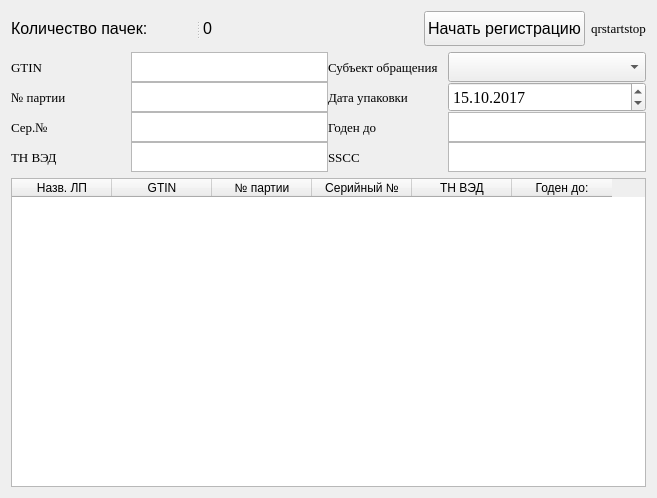
Qt form Widgets/UnitUnpackWidget912/unitunpackwidget912.ui (andreyshmelev/drug_marking) before a commit.
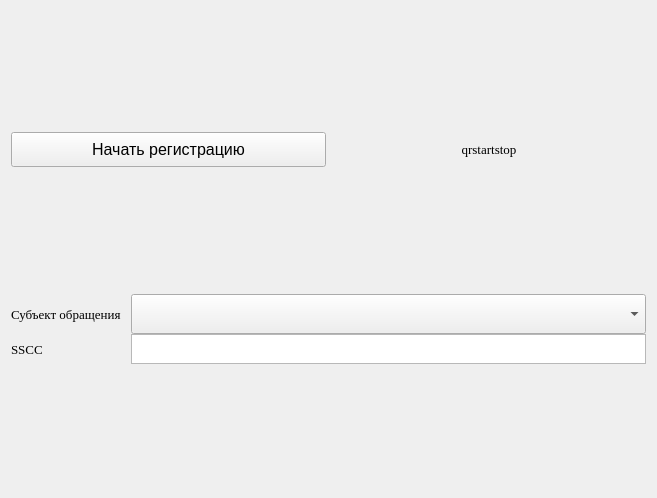
The same form after that commit.

Commit message: добавил emit SendPackSignal(ScannedPack) при сканировании SSCC а так же XML виджет со строкой пути файла

```diff
--- a/Widgets/UnitUnpackWidget912/unitunpackwidget912.ui
+++ b/Widgets/UnitUnpackWidget912/unitunpackwidget912.ui
@@ -13,613 +13,8 @@
   <property name="windowTitle">
    <string>UnitUnpackWidget912</string>
   </property>
-  <layout class="QGridLayout" name="gridLayout_4">
-   <item row="2" column="0" colspan="2">
-    <widget class="QTableWidget" name="MedicamentsTable">
-     <property name="columnCount">
-      <number>6</number>
-     </property>
-     <attribute name="horizontalHeaderStretchLastSection">
-      <bool>false</bool>
-     </attribute>
-     <attribute name="verticalHeaderVisible">
-      <bool>false</bool>
-     </attribute>
-     <column>
-      <property name="text">
-       <string>Назв. ЛП</string>
-      </property>
-     </column>
-     <column>
-      <property name="text">
-       <string>GTIN</string>
-      </property>
-     </column>
-     <column>
-      <property name="text">
-       <string>№ партии</string>
-      </property>
-     </column>
-     <column>
-      <property name="text">
-       <string>Серийный №</string>
-      </property>
-     </column>
-     <column>
-      <property name="text">
-       <string>ТН ВЭД</string>
-      </property>
-     </column>
-     <column>
-      <property name="text">
-       <string>Годен до:</string>
-      </property>
-     </column>
-    </widget>
-   </item>
-   <item row="1" column="0" colspan="2">
-    <layout class="QGridLayout" name="gridLayout">
-     <property name="spacing">
-      <number>0</number>
-     </property>
-     <item row="3" column="3" colspan="2">
-      <widget class="QTextEdit" name="SSCCValue">
-       <property name="sizePolicy">
-        <sizepolicy hsizetype="Expanding" vsizetype="Minimum">
-         <horstretch>0</horstretch>
-         <verstretch>0</verstretch>
-        </sizepolicy>
-       </property>
-       <property name="minimumSize">
-        <size>
-         <width>0</width>
-         <height>30</height>
-        </size>
-       </property>
-       <property name="maximumSize">
-        <size>
-         <width>2000</width>
-         <height>30</height>
-        </size>
-       </property>
-       <property name="font">
-        <font>
-         <pointsize>8</pointsize>
-        </font>
-       </property>
-       <property name="readOnly">
-        <bool>true</bool>
-       </property>
-       <property name="html">
-        <string>&lt;!DOCTYPE HTML PUBLIC &quot;-//W3C//DTD HTML 4.0//EN&quot; &quot;http://www.w3.org/TR/REC-html40/strict.dtd&quot;&gt;
-&lt;html&gt;&lt;head&gt;&lt;meta name=&quot;qrichtext&quot; content=&quot;1&quot; /&gt;&lt;style type=&quot;text/css&quot;&gt;
-p, li { white-space: pre-wrap; }
-&lt;/style&gt;&lt;/head&gt;&lt;body style=&quot; font-family:'MS Shell Dlg 2'; font-size:8pt; font-weight:400; font-style:normal;&quot;&gt;
-&lt;p style=&quot;-qt-paragraph-type:empty; margin-top:0px; margin-bottom:0px; margin-left:0px; margin-right:0px; -qt-block-indent:0; text-indent:0px; font-size:10pt;&quot;&gt;&lt;br /&gt;&lt;/p&gt;&lt;/body&gt;&lt;/html&gt;</string>
-       </property>
-      </widget>
-     </item>
-     <item row="3" column="2">
-      <widget class="QLabel" name="SSCCLabel">
-       <property name="sizePolicy">
-        <sizepolicy hsizetype="Minimum" vsizetype="Minimum">
-         <horstretch>0</horstretch>
-         <verstretch>0</verstretch>
-        </sizepolicy>
-       </property>
-       <property name="minimumSize">
-        <size>
-         <width>120</width>
-         <height>30</height>
-        </size>
-       </property>
-       <property name="maximumSize">
-        <size>
-         <width>60</width>
-         <height>30</height>
-        </size>
-       </property>
-       <property name="font">
-        <font>
-         <family>Times New Roman</family>
-         <pointsize>10</pointsize>
-        </font>
-       </property>
-       <property name="text">
-        <string>SSCC</string>
-       </property>
-       <property name="alignment">
-        <set>Qt::AlignLeading|Qt::AlignLeft|Qt::AlignVCenter</set>
-       </property>
-      </widget>
-     </item>
-     <item row="0" column="2" colspan="2">
-      <widget class="QLabel" name="otpravit">
-       <property name="sizePolicy">
-        <sizepolicy hsizetype="Maximum" vsizetype="Minimum">
-         <horstretch>0</horstretch>
-         <verstretch>0</verstretch>
-        </sizepolicy>
-       </property>
-       <property name="minimumSize">
-        <size>
-         <width>120</width>
-         <height>0</height>
-        </size>
-       </property>
-       <property name="font">
-        <font>
-         <family>Times New Roman</family>
-         <pointsize>10</pointsize>
-        </font>
-       </property>
-       <property name="text">
-        <string>Субъект обращения</string>
-       </property>
-       <property name="alignment">
-        <set>Qt::AlignLeading|Qt::AlignLeft|Qt::AlignVCenter</set>
-       </property>
-      </widget>
-     </item>
-     <item row="0" column="4">
-      <widget class="QComboBox" name="senderID">
-       <property name="sizePolicy">
-        <sizepolicy hsizetype="Expanding" vsizetype="Minimum">
-         <horstretch>0</horstretch>
-         <verstretch>0</verstretch>
-        </sizepolicy>
-       </property>
-       <property name="minimumSize">
-        <size>
-         <width>0</width>
-         <height>30</height>
-        </size>
-       </property>
-       <property name="font">
-        <font>
-         <pointsize>12</pointsize>
-        </font>
-       </property>
-      </widget>
-     </item>
-     <item row="2" column="1">
-      <widget class="QTextEdit" name="serialNumberAgregationValue">
-       <property name="sizePolicy">
-        <sizepolicy hsizetype="Expanding" vsizetype="Minimum">
-         <horstretch>0</horstretch>
-         <verstretch>0</verstretch>
-        </sizepolicy>
-       </property>
-       <property name="minimumSize">
-        <size>
-         <width>130</width>
-         <height>30</height>
-        </size>
-       </property>
-       <property name="maximumSize">
-        <size>
-         <width>2000</width>
-         <height>30</height>
-        </size>
-       </property>
-       <property name="font">
-        <font>
-         <pointsize>8</pointsize>
-        </font>
-       </property>
-       <property name="readOnly">
-        <bool>true</bool>
-       </property>
-       <property name="html">
-        <string>&lt;!DOCTYPE HTML PUBLIC &quot;-//W3C//DTD HTML 4.0//EN&quot; &quot;http://www.w3.org/TR/REC-html40/strict.dtd&quot;&gt;
-&lt;html&gt;&lt;head&gt;&lt;meta name=&quot;qrichtext&quot; content=&quot;1&quot; /&gt;&lt;style type=&quot;text/css&quot;&gt;
-p, li { white-space: pre-wrap; }
-&lt;/style&gt;&lt;/head&gt;&lt;body style=&quot; font-family:'MS Shell Dlg 2'; font-size:8pt; font-weight:400; font-style:normal;&quot;&gt;
-&lt;p style=&quot;-qt-paragraph-type:empty; margin-top:0px; margin-bottom:0px; margin-left:0px; margin-right:0px; -qt-block-indent:0; text-indent:0px; font-size:10pt;&quot;&gt;&lt;br /&gt;&lt;/p&gt;&lt;/body&gt;&lt;/html&gt;</string>
-       </property>
-      </widget>
-     </item>
-     <item row="1" column="4">
-      <widget class="QDateTimeEdit" name="operationDate">
-       <property name="sizePolicy">
-        <sizepolicy hsizetype="Expanding" vsizetype="Minimum">
-         <horstretch>0</horstretch>
-         <verstretch>0</verstretch>
-        </sizepolicy>
-       </property>
-       <property name="minimumSize">
-        <size>
-         <width>0</width>
-         <height>30</height>
-        </size>
-       </property>
-       <property name="maximumSize">
-        <size>
-         <width>2000</width>
-         <height>30</height>
-        </size>
-       </property>
-       <property name="font">
-        <font>
-         <family>Times New Roman</family>
-         <pointsize>12</pointsize>
-        </font>
-       </property>
-       <property name="date">
-        <date>
-         <year>2017</year>
-         <month>10</month>
-         <day>15</day>
-        </date>
-       </property>
-       <property name="maximumDate">
-        <date>
-         <year>2099</year>
-         <month>1</month>
-         <day>1</day>
-        </date>
-       </property>
-       <property name="minimumDate">
-        <date>
-         <year>2010</year>
-         <month>1</month>
-         <day>1</day>
-        </date>
-       </property>
-       <property name="displayFormat">
-        <string>dd.MM.yyyy</string>
-       </property>
-      </widget>
-     </item>
-     <item row="3" column="0">
-      <widget class="QLabel" name="TNVEDabelAgregation">
-       <property name="sizePolicy">
-        <sizepolicy hsizetype="Minimum" vsizetype="Minimum">
-         <horstretch>0</horstretch>
-         <verstretch>0</verstretch>
-        </sizepolicy>
-       </property>
-       <property name="minimumSize">
-        <size>
-         <width>120</width>
-         <height>30</height>
-        </size>
-       </property>
-       <property name="maximumSize">
-        <size>
-         <width>50</width>
-         <height>30</height>
-        </size>
-       </property>
-       <property name="font">
-        <font>
-         <family>Times New Roman</family>
-         <pointsize>10</pointsize>
-        </font>
-       </property>
-       <property name="text">
-        <string>ТН ВЭД</string>
-       </property>
-       <property name="alignment">
-        <set>Qt::AlignLeading|Qt::AlignLeft|Qt::AlignVCenter</set>
-       </property>
-      </widget>
-     </item>
-     <item row="2" column="2">
-      <widget class="QLabel" name="productlifeimeLabelAgregation">
-       <property name="sizePolicy">
-        <sizepolicy hsizetype="Minimum" vsizetype="Minimum">
-         <horstretch>0</horstretch>
-         <verstretch>0</verstretch>
-        </sizepolicy>
-       </property>
-       <property name="minimumSize">
-        <size>
-         <width>120</width>
-         <height>30</height>
-        </size>
-       </property>
-       <property name="maximumSize">
-        <size>
-         <width>60</width>
-         <height>30</height>
-        </size>
-       </property>
-       <property name="font">
-        <font>
-         <family>Times New Roman</family>
-         <pointsize>10</pointsize>
-        </font>
-       </property>
-       <property name="text">
-        <string>Годен до</string>
-       </property>
-       <property name="alignment">
-        <set>Qt::AlignLeading|Qt::AlignLeft|Qt::AlignVCenter</set>
-       </property>
-      </widget>
-     </item>
-     <item row="3" column="1">
-      <widget class="QTextEdit" name="TNVEDValueAgregation">
-       <property name="sizePolicy">
-        <sizepolicy hsizetype="Expanding" vsizetype="Minimum">
-         <horstretch>0</horstretch>
-         <verstretch>0</verstretch>
-        </sizepolicy>
-       </property>
-       <property name="minimumSize">
-        <size>
-         <width>130</width>
-         <height>30</height>
-        </size>
-       </property>
-       <property name="maximumSize">
-        <size>
-         <width>2000</width>
-         <height>30</height>
-        </size>
-       </property>
-       <property name="font">
-        <font>
-         <pointsize>8</pointsize>
-        </font>
-       </property>
-       <property name="readOnly">
-        <bool>true</bool>
-       </property>
-       <property name="html">
-        <string>&lt;!DOCTYPE HTML PUBLIC &quot;-//W3C//DTD HTML 4.0//EN&quot; &quot;http://www.w3.org/TR/REC-html40/strict.dtd&quot;&gt;
-&lt;html&gt;&lt;head&gt;&lt;meta name=&quot;qrichtext&quot; content=&quot;1&quot; /&gt;&lt;style type=&quot;text/css&quot;&gt;
-p, li { white-space: pre-wrap; }
-&lt;/style&gt;&lt;/head&gt;&lt;body style=&quot; font-family:'MS Shell Dlg 2'; font-size:8pt; font-weight:400; font-style:normal;&quot;&gt;
-&lt;p style=&quot;-qt-paragraph-type:empty; margin-top:0px; margin-bottom:0px; margin-left:0px; margin-right:0px; -qt-block-indent:0; text-indent:0px; font-size:10pt;&quot;&gt;&lt;br /&gt;&lt;/p&gt;&lt;/body&gt;&lt;/html&gt;</string>
-       </property>
-      </widget>
-     </item>
-     <item row="0" column="0">
-      <widget class="QLabel" name="GTINLabelAgregation">
-       <property name="sizePolicy">
-        <sizepolicy hsizetype="Minimum" vsizetype="Minimum">
-         <horstretch>0</horstretch>
-         <verstretch>0</verstretch>
-        </sizepolicy>
-       </property>
-       <property name="minimumSize">
-        <size>
-         <width>120</width>
-         <height>30</height>
-        </size>
-       </property>
-       <property name="maximumSize">
-        <size>
-         <width>50</width>
-         <height>30</height>
-        </size>
-       </property>
-       <property name="font">
-        <font>
-         <family>Times New Roman</family>
-         <pointsize>10</pointsize>
-        </font>
-       </property>
-       <property name="text">
-        <string>GTIN</string>
-       </property>
-       <property name="alignment">
-        <set>Qt::AlignLeading|Qt::AlignLeft|Qt::AlignVCenter</set>
-       </property>
-      </widget>
-     </item>
-     <item row="2" column="3" colspan="2">
-      <widget class="QTextEdit" name="expirationdateAgregation">
-       <property name="sizePolicy">
-        <sizepolicy hsizetype="Expanding" vsizetype="Minimum">
-         <horstretch>0</horstretch>
-         <verstretch>0</verstretch>
-        </sizepolicy>
-       </property>
-       <property name="minimumSize">
-        <size>
-         <width>0</width>
-         <height>30</height>
-        </size>
-       </property>
-       <property name="maximumSize">
-        <size>
-         <width>2000</width>
-         <height>30</height>
-        </size>
-       </property>
-       <property name="font">
-        <font>
-         <pointsize>8</pointsize>
-        </font>
-       </property>
-       <property name="readOnly">
-        <bool>true</bool>
-       </property>
-       <property name="html">
-        <string>&lt;!DOCTYPE HTML PUBLIC &quot;-//W3C//DTD HTML 4.0//EN&quot; &quot;http://www.w3.org/TR/REC-html40/strict.dtd&quot;&gt;
-&lt;html&gt;&lt;head&gt;&lt;meta name=&quot;qrichtext&quot; content=&quot;1&quot; /&gt;&lt;style type=&quot;text/css&quot;&gt;
-p, li { white-space: pre-wrap; }
-&lt;/style&gt;&lt;/head&gt;&lt;body style=&quot; font-family:'MS Shell Dlg 2'; font-size:8pt; font-weight:400; font-style:normal;&quot;&gt;
-&lt;p style=&quot;-qt-paragraph-type:empty; margin-top:0px; margin-bottom:0px; margin-left:0px; margin-right:0px; -qt-block-indent:0; text-indent:0px; font-size:10pt;&quot;&gt;&lt;br /&gt;&lt;/p&gt;&lt;/body&gt;&lt;/html&gt;</string>
-       </property>
-      </widget>
-     </item>
-     <item row="1" column="2" colspan="2">
-      <widget class="QLabel" name="dataotgruzki">
-       <property name="sizePolicy">
-        <sizepolicy hsizetype="Maximum" vsizetype="Minimum">
-         <horstretch>0</horstretch>
-         <verstretch>0</verstretch>
-        </sizepolicy>
-       </property>
-       <property name="minimumSize">
-        <size>
-         <width>120</width>
-         <height>0</height>
-        </size>
-       </property>
-       <property name="font">
-        <font>
-         <family>Times New Roman</family>
-         <pointsize>10</pointsize>
-        </font>
-       </property>
-       <property name="text">
-        <string>Дата упаковки</string>
-       </property>
-       <property name="alignment">
-        <set>Qt::AlignLeading|Qt::AlignLeft|Qt::AlignVCenter</set>
-       </property>
-      </widget>
-     </item>
-     <item row="1" column="1">
-      <widget class="QTextEdit" name="batchnumberTextAgregation">
-       <property name="sizePolicy">
-        <sizepolicy hsizetype="Expanding" vsizetype="Minimum">
-         <horstretch>0</horstretch>
-         <verstretch>0</verstretch>
-        </sizepolicy>
-       </property>
-       <property name="minimumSize">
-        <size>
-         <width>130</width>
-         <height>30</height>
-        </size>
-       </property>
-       <property name="maximumSize">
-        <size>
-         <width>2000</width>
-         <height>30</height>
-        </size>
-       </property>
-       <property name="font">
-        <font>
-         <pointsize>8</pointsize>
-        </font>
-       </property>
-       <property name="readOnly">
-        <bool>true</bool>
-       </property>
-       <property name="html">
-        <string>&lt;!DOCTYPE HTML PUBLIC &quot;-//W3C//DTD HTML 4.0//EN&quot; &quot;http://www.w3.org/TR/REC-html40/strict.dtd&quot;&gt;
-&lt;html&gt;&lt;head&gt;&lt;meta name=&quot;qrichtext&quot; content=&quot;1&quot; /&gt;&lt;style type=&quot;text/css&quot;&gt;
-p, li { white-space: pre-wrap; }
-&lt;/style&gt;&lt;/head&gt;&lt;body style=&quot; font-family:'MS Shell Dlg 2'; font-size:8pt; font-weight:400; font-style:normal;&quot;&gt;
-&lt;p style=&quot;-qt-paragraph-type:empty; margin-top:0px; margin-bottom:0px; margin-left:0px; margin-right:0px; -qt-block-indent:0; text-indent:0px; font-size:10pt;&quot;&gt;&lt;br /&gt;&lt;/p&gt;&lt;/body&gt;&lt;/html&gt;</string>
-       </property>
-      </widget>
-     </item>
-     <item row="0" column="1">
-      <widget class="QTextEdit" name="GTINTextAgregation">
-       <property name="sizePolicy">
-        <sizepolicy hsizetype="Expanding" vsizetype="Minimum">
-         <horstretch>0</horstretch>
-         <verstretch>0</verstretch>
-        </sizepolicy>
-       </property>
-       <property name="minimumSize">
-        <size>
-         <width>130</width>
-         <height>30</height>
-        </size>
-       </property>
-       <property name="maximumSize">
-        <size>
-         <width>2000</width>
-         <height>30</height>
-        </size>
-       </property>
-       <property name="font">
-        <font>
-         <pointsize>8</pointsize>
-        </font>
-       </property>
-       <property name="readOnly">
-        <bool>true</bool>
-       </property>
-       <property name="html">
-        <string>&lt;!DOCTYPE HTML PUBLIC &quot;-//W3C//DTD HTML 4.0//EN&quot; &quot;http://www.w3.org/TR/REC-html40/strict.dtd&quot;&gt;
-&lt;html&gt;&lt;head&gt;&lt;meta name=&quot;qrichtext&quot; content=&quot;1&quot; /&gt;&lt;style type=&quot;text/css&quot;&gt;
-p, li { white-space: pre-wrap; }
-&lt;/style&gt;&lt;/head&gt;&lt;body style=&quot; font-family:'MS Shell Dlg 2'; font-size:8pt; font-weight:400; font-style:normal;&quot;&gt;
-&lt;p style=&quot;-qt-paragraph-type:empty; margin-top:0px; margin-bottom:0px; margin-left:0px; margin-right:0px; -qt-block-indent:0; text-indent:0px; font-size:10pt;&quot;&gt;&lt;br /&gt;&lt;/p&gt;&lt;/body&gt;&lt;/html&gt;</string>
-       </property>
-      </widget>
-     </item>
-     <item row="2" column="0">
-      <widget class="QLabel" name="serialNumberAgregationLabel">
-       <property name="sizePolicy">
-        <sizepolicy hsizetype="Minimum" vsizetype="Minimum">
-         <horstretch>0</horstretch>
-         <verstretch>0</verstretch>
-        </sizepolicy>
-       </property>
-       <property name="minimumSize">
-        <size>
-         <width>120</width>
-         <height>30</height>
-        </size>
-       </property>
-       <property name="maximumSize">
-        <size>
-         <width>50</width>
-         <height>30</height>
-        </size>
-       </property>
-       <property name="font">
-        <font>
-         <family>Times New Roman</family>
-         <pointsize>10</pointsize>
-        </font>
-       </property>
-       <property name="text">
-        <string>Сер.№</string>
-       </property>
-       <property name="alignment">
-        <set>Qt::AlignLeading|Qt::AlignLeft|Qt::AlignVCenter</set>
-       </property>
-      </widget>
-     </item>
-     <item row="1" column="0">
-      <widget class="QLabel" name="batchnumberAgregation">
-       <property name="sizePolicy">
-        <sizepolicy hsizetype="Minimum" vsizetype="Minimum">
-         <horstretch>0</horstretch>
-         <verstretch>0</verstretch>
-        </sizepolicy>
-       </property>
-       <property name="minimumSize">
-        <size>
-         <width>120</width>
-         <height>30</height>
-        </size>
-       </property>
-       <property name="maximumSize">
-        <size>
-         <width>50</width>
-         <height>30</height>
-        </size>
-       </property>
-       <property name="font">
-        <font>
-         <family>Times New Roman</family>
-         <pointsize>10</pointsize>
-        </font>
-       </property>
-       <property name="text">
-        <string>№ партии</string>
-       </property>
-       <property name="alignment">
-        <set>Qt::AlignLeading|Qt::AlignLeft|Qt::AlignVCenter</set>
-       </property>
-      </widget>
-     </item>
-    </layout>
-   </item>
-   <item row="0" column="1">
+  <layout class="QGridLayout" name="gridLayout_3">
+   <item row="0" column="0">
     <layout class="QGridLayout" name="gridLayout_2">
      <item row="0" column="0">
       <widget class="QPushButton" name="RegistrationStartButton">
@@ -657,64 +52,134 @@
      </item>
     </layout>
    </item>
-   <item row="0" column="0">
-    <layout class="QGridLayout" name="gridLayout_3">
-     <item row="0" column="0">
-      <widget class="QSplitter" name="splitter">
+   <item row="1" column="0">
+    <layout class="QGridLayout" name="gridLayout">
+     <property name="spacing">
+      <number>0</number>
+     </property>
+     <item row="1" column="0">
+      <widget class="QLabel" name="SSCCLabel">
+       <property name="sizePolicy">
+        <sizepolicy hsizetype="Minimum" vsizetype="Minimum">
+         <horstretch>0</horstretch>
+         <verstretch>0</verstretch>
+        </sizepolicy>
+       </property>
+       <property name="minimumSize">
+        <size>
+         <width>120</width>
+         <height>30</height>
+        </size>
+       </property>
+       <property name="maximumSize">
+        <size>
+         <width>60</width>
+         <height>30</height>
+        </size>
+       </property>
        <property name="font">
         <font>
-         <pointsize>12</pointsize>
+         <family>Times New Roman</family>
+         <pointsize>10</pointsize>
         </font>
        </property>
-       <property name="orientation">
-        <enum>Qt::Horizontal</enum>
+       <property name="text">
+        <string>SSCC</string>
        </property>
-       <widget class="QLabel" name="countMedicamentLabel">
-        <property name="sizePolicy">
-         <sizepolicy hsizetype="Maximum" vsizetype="Preferred">
-          <horstretch>0</horstretch>
-          <verstretch>0</verstretch>
-         </sizepolicy>
-        </property>
-        <property name="font">
-         <font>
-          <pointsize>12</pointsize>
-         </font>
-        </property>
-        <property name="text">
-         <string>Количество пачек:</string>
-        </property>
-       </widget>
-       <widget class="QLabel" name="countMedicamentValue">
-        <property name="font">
-         <font>
-          <pointsize>12</pointsize>
-         </font>
-        </property>
-        <property name="text">
-         <string>0</string>
-        </property>
-        <property name="alignment">
-         <set>Qt::AlignRight|Qt::AlignTrailing|Qt::AlignVCenter</set>
-        </property>
-       </widget>
+       <property name="alignment">
+        <set>Qt::AlignLeading|Qt::AlignLeft|Qt::AlignVCenter</set>
+       </property>
       </widget>
      </item>
-     <item row="0" column="1">
-      <widget class="QLabel" name="errorLabel">
+     <item row="1" column="1" colspan="2">
+      <widget class="QTextEdit" name="SSCCValue">
        <property name="sizePolicy">
-        <sizepolicy hsizetype="Expanding" vsizetype="Preferred">
+        <sizepolicy hsizetype="Expanding" vsizetype="Minimum">
          <horstretch>0</horstretch>
          <verstretch>0</verstretch>
         </sizepolicy>
        </property>
+       <property name="minimumSize">
+        <size>
+         <width>0</width>
+         <height>30</height>
+        </size>
+       </property>
+       <property name="maximumSize">
+        <size>
+         <width>2000</width>
+         <height>30</height>
+        </size>
+       </property>
        <property name="font">
         <font>
+         <pointsize>8</pointsize>
+        </font>
+       </property>
+       <property name="readOnly">
+        <bool>true</bool>
+       </property>
+       <property name="html">
+        <string>&lt;!DOCTYPE HTML PUBLIC &quot;-//W3C//DTD HTML 4.0//EN&quot; &quot;http://www.w3.org/TR/REC-html40/strict.dtd&quot;&gt;
+&lt;html&gt;&lt;head&gt;&lt;meta name=&quot;qrichtext&quot; content=&quot;1&quot; /&gt;&lt;style type=&quot;text/css&quot;&gt;
+p, li { white-space: pre-wrap; }
+&lt;/style&gt;&lt;/head&gt;&lt;body style=&quot; font-family:'MS Shell Dlg 2'; font-size:8pt; font-weight:400; font-style:normal;&quot;&gt;
+&lt;p style=&quot;-qt-paragraph-type:empty; margin-top:0px; margin-bottom:0px; margin-left:0px; margin-right:0px; -qt-block-indent:0; text-indent:0px; font-size:10pt;&quot;&gt;&lt;br /&gt;&lt;/p&gt;&lt;/body&gt;&lt;/html&gt;</string>
+       </property>
+      </widget>
+     </item>
+     <item row="0" column="2">
+      <widget class="QComboBox" name="senderID">
+       <property name="sizePolicy">
+        <sizepolicy hsizetype="Expanding" vsizetype="Minimum">
+         <horstretch>0</horstretch>
+         <verstretch>0</verstretch>
+        </sizepolicy>
+       </property>
+       <property name="minimumSize">
+        <size>
+         <width>0</width>
+         <height>30</height>
+        </size>
+       </property>
+       <property name="maximumSize">
+        <size>
+         <width>16777215</width>
+         <height>40</height>
+        </size>
+       </property>
+       <property name="font">
+        <font>
          <pointsize>12</pointsize>
         </font>
        </property>
+      </widget>
+     </item>
+     <item row="0" column="0" colspan="2">
+      <widget class="QLabel" name="otpravit">
+       <property name="sizePolicy">
+        <sizepolicy hsizetype="Maximum" vsizetype="Minimum">
+         <horstretch>0</horstretch>
+         <verstretch>0</verstretch>
+        </sizepolicy>
+       </property>
+       <property name="minimumSize">
+        <size>
+         <width>120</width>
+         <height>0</height>
+        </size>
+       </property>
+       <property name="font">
+        <font>
+         <family>Times New Roman</family>
+         <pointsize>10</pointsize>
+        </font>
+       </property>
        <property name="text">
-        <string/>
+        <string>Субъект обращения</string>
+       </property>
+       <property name="alignment">
+        <set>Qt::AlignLeading|Qt::AlignLeft|Qt::AlignVCenter</set>
        </property>
       </widget>
      </item>
```
The commit also changes 9 other files.
